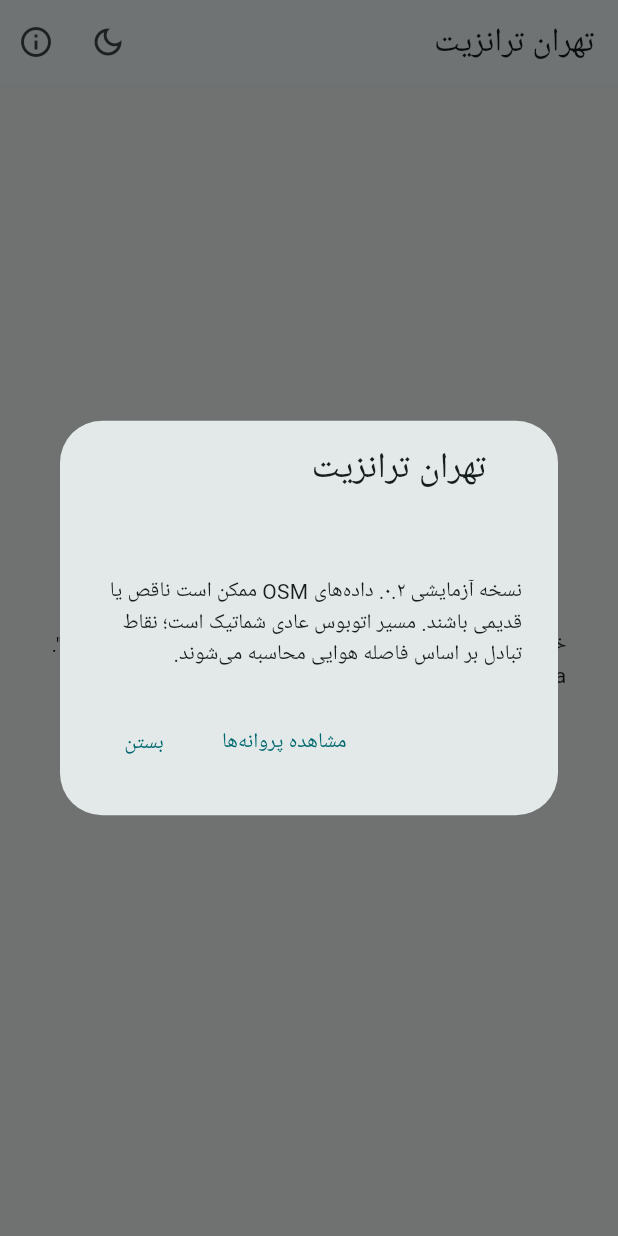
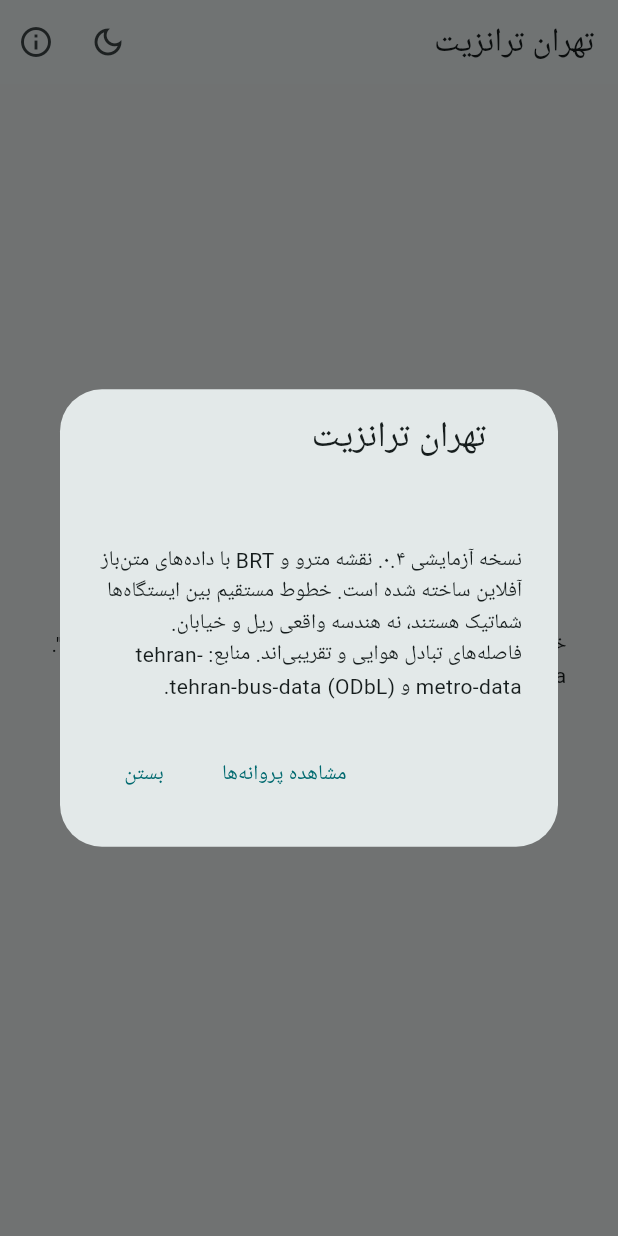
Before and after one commit to Hosseinronaghi/Tehran-Transit, a Flutter app: the screen it shows after launch, after a tap on the "info outline" icon, on a phone screen of 412 x 824 dp. Run offline on Flutter 3.47's test engine with Material 3 defaults, Android fonts, the phone set to English and light mode, and no system bars; our stand-ins replace flutter_map, latlong2, sqflite; accounts and stored records are empty.

Commit message:
Clarify in-app 0.4 offline ODbL sources and schematic geometry warning

```diff
--- a/lib/transit_v02.dart
+++ b/lib/transit_v02.dart
@@ -156,7 +156,7 @@ class _TransitScreenState extends State<TransitScreen> {
       appBar:AppBar(title:const Text('تهران ترانزیت'),centerTitle:false,actions:[
         IconButton(tooltip:'تغییر تم',icon:const Icon(Icons.dark_mode_outlined),onPressed:widget.onToggleTheme),
         IconButton(icon:const Icon(Icons.info_outline),onPressed:()=>showAboutDialog(context:context,
-          applicationName:'تهران ترانزیت',children:[const Text('نسخه آزمایشی ۰.۲. داده‌های OSM ممکن است ناقص یا قدیمی باشند. مسیر اتوبوس عادی شماتیک است؛ نقاط تبادل بر اساس فاصله هوایی محاسبه می‌شوند.')]))
+          applicationName:'تهران ترانزیت',children:[const Text('نسخه آزمایشی ۰.۴. نقشه مترو و BRT با داده‌های متن‌باز آفلاین ساخته شده است. خطوط مستقیم بین ایستگاه‌ها شماتیک هستند، نه هندسه واقعی ریل و خیابان. فاصله‌های تبادل هوایی و تقریبی‌اند. منابع: tehran-metro-data و tehran-bus-data (ODbL).')]))
       ]),
       body:error!=null?Center(child:Text('خطا: $error')):db==null?
         const Center(child:CircularProgressIndicator()):
@@ -191,6 +191,7 @@ class _TransitScreenState extends State<TransitScreen> {
               const RichAttributionWidget(attributions:[TextSourceAttribution('© OpenStreetMap contributors')]),
             ],
           )),
+          Padding(padding:const EdgeInsets.fromLTRB(12,0,12,0),child:Text('خطوط مترو و BRT شماتیک‌اند؛ مسیر دقیق ریل و خیابان نیستند.',style:TextStyle(fontSize:11,color:Theme.of(context).colorScheme.onSurfaceVariant))),
           Padding(padding:const EdgeInsets.fromLTRB(10,6,10,4),child:TextField(controller:search,onChanged:(_)=>load(),
             decoration:InputDecoration(prefixIcon:const Icon(Icons.search),hintText:'کدام خط یا ایستگاه را می‌خواهید؟',isDense:true,filled:true,fillColor:Theme.of(context).colorScheme.surface,border:OutlineInputBorder(borderRadius:BorderRadius.circular(18),borderSide:BorderSide.none)))),
           SegmentedButton<bool>(segments:const [
```
